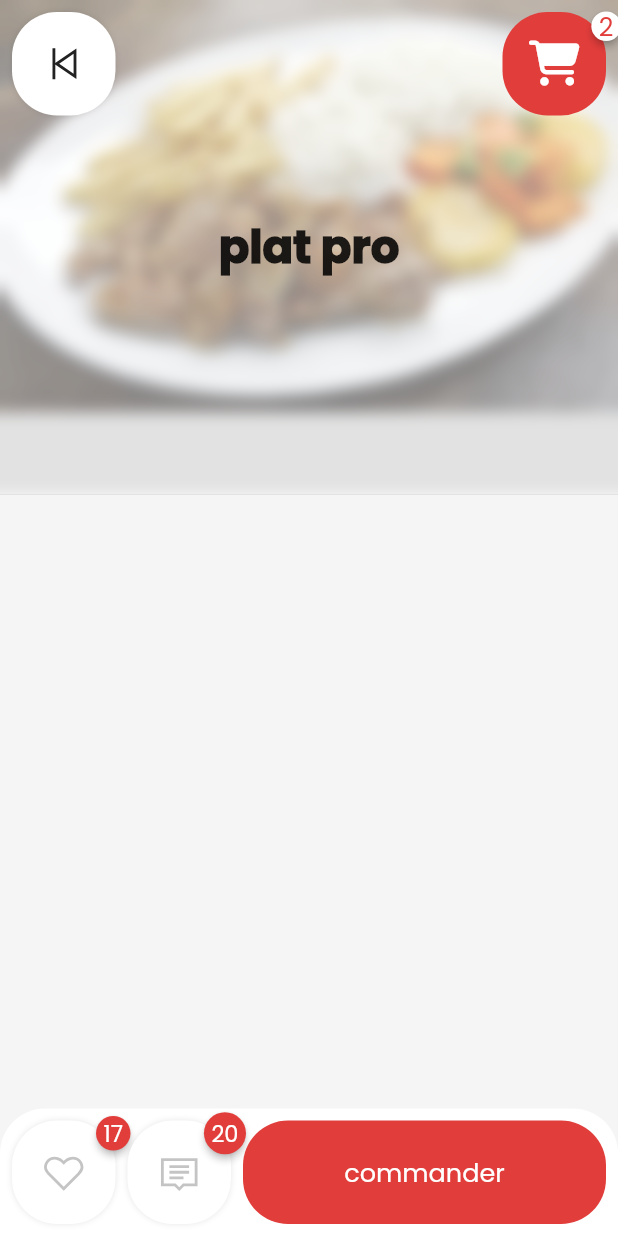
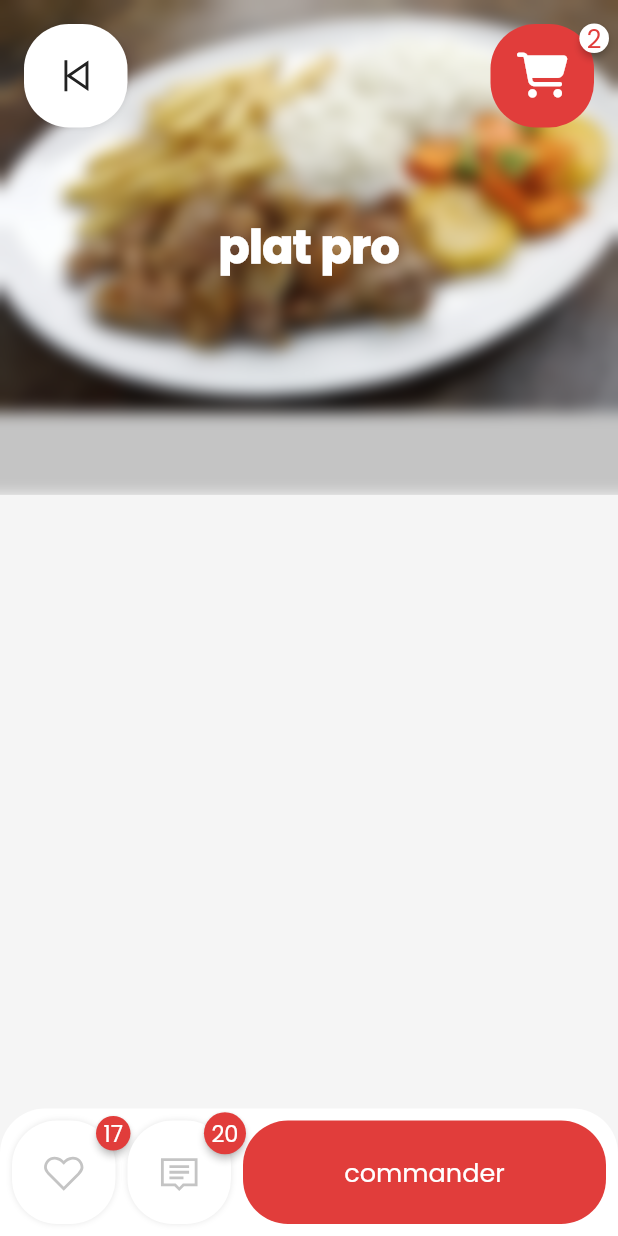
Before and after one commit to HoussemRabah/maclat, a Flutter app: the FoodScreen screen opened directly, on a phone screen of 412 x 824 dp. Run offline on Flutter 3.47's test engine with Material 2 defaults, Android fonts, the phone set to English and light mode, and no system bars; drawn by our look-alikes of badges, blur; our stand-ins replace card_swiper, dots_indicator, flutter_custom_clippers, flutter_svg, font_awesome_flutter, line_icons and 1 more.

Commit message:
improve archi

```diff
--- a/lib/UI/Screens/food.dart
+++ b/lib/UI/Screens/food.dart
@@ -33,14 +33,15 @@ class _FoodScreenState extends State<FoodScreen> {
                 "assets/proto/exp1.png",
                 fit: BoxFit.cover,
               ).blurred(
+                colorOpacity: 0.0,
                 overlay: Text(
                   'plat pro',
-                  style: textStyleTitle,
+                  style: textStyleTitle.copyWith(color: Colors.white),
                 ),
               ),
             ),
             Padding(
-              padding: const EdgeInsets.all(8.0),
+              padding: const EdgeInsets.all(16.0),
               child: Row(
                 children: [
                   GestureDetector(
```
Also changed, not shown: lib/UI/Widgets/appbar.dart (added, +15 -0 lines).
